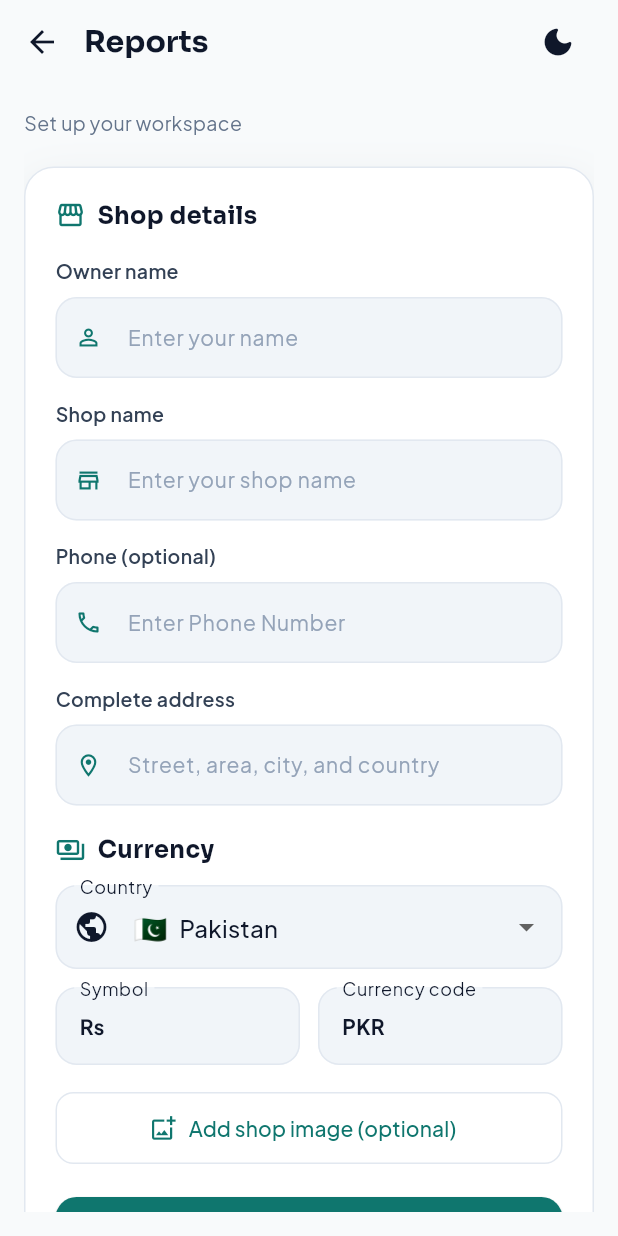
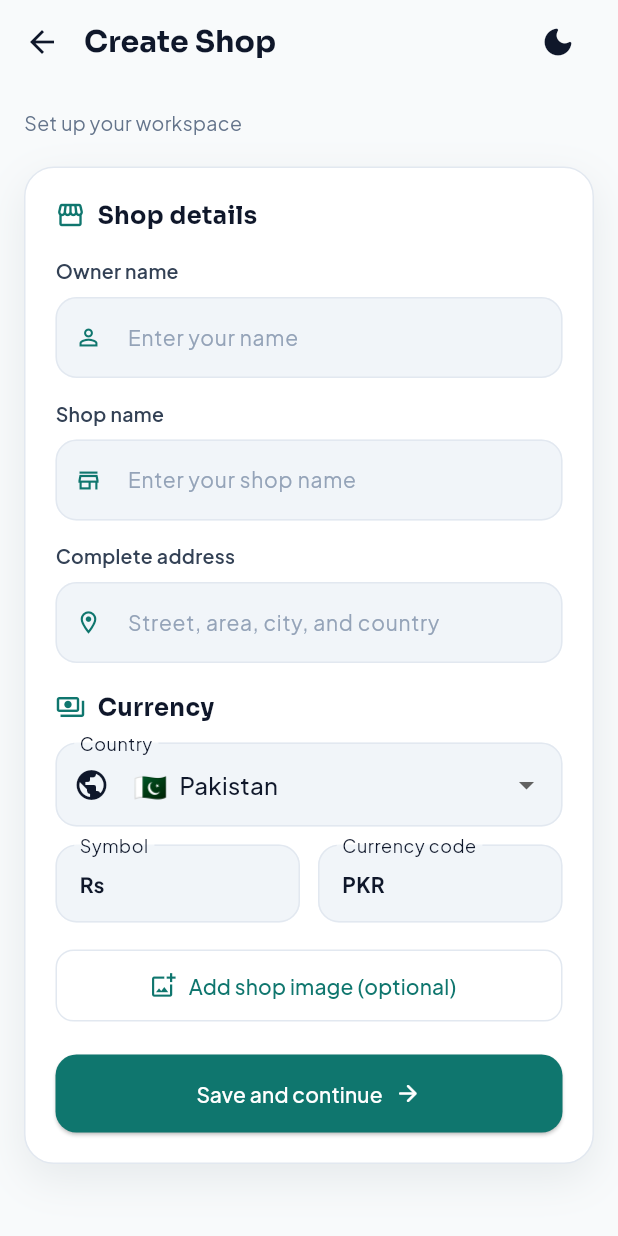
Before and after one commit to dev-Abubakar020/stockpulse, a Flutter app: the CreateShop screen opened by its route, on a phone screen of 412 x 824 dp. Run offline on Flutter 3.47's test engine with Material 3 defaults, Android fonts, the phone set to English and light mode, and no system bars; our stand-ins replace app_links, cached_network_image, connectivity_plus, firebase_auth, firebase_core, fl_chart and 15 more; missing offline and left inert: barcode, flutter_thermal_printer, gal, mobile_scanner; accounts and stored records are empty; network calls fail.

Commit message:
Adjust const and files

```diff
--- a/lib/services/networkManager.dart
+++ b/lib/services/networkManager.dart
@@ -55,7 +55,6 @@ class NetworkManager extends GetxController {
       CustomSnackBar.warningSnackBar(
         title: AppConstants.noInternetTitle,
         message: AppConstants.noInternetMsg,
-
       );
       return false;
     }
--- a/lib/utils/app_constants.dart
+++ b/lib/utils/app_constants.dart
@@ -50,6 +50,7 @@ class AppConstants {
   static const String skip = 'SKIP';
   static const String next = 'NEXT';
   static const String signupTitle = 'Create Account';
+  static const String createShop = 'Create Shop';
   static const String saleTitle = 'Sale';
   static const String saleSummary = 'Sale Summary';
   static const String newSale = 'New Sale';
--- a/lib/views/authScreens/phonedetailScreen.dart
+++ b/lib/views/authScreens/phonedetailScreen.dart
@@ -119,7 +119,7 @@ class PhoneDetailScreen extends GetView<LoginController> {
 
                     // Phone input with country code picker
                     Obx(
-                      () => Row(
+                          () => Row(
                         crossAxisAlignment: CrossAxisAlignment.start,
                         children: [
                           Container(
@@ -131,7 +131,7 @@ class PhoneDetailScreen extends GetView<LoginController> {
                               border: Border.all(color: theme.border, width: 1),
                             ),
                             child: Obx(
-                              () => DropdownButton<CountryModel>(
+                                  () => DropdownButton<CountryModel>(
                                 value: controller.selectedCountry.value,
                                 dropdownColor: theme.card,
                                 isExpanded: true,
@@ -193,7 +193,7 @@ class PhoneDetailScreen extends GetView<LoginController> {
                     const SizedBox(height: 22),
 
                     Obx(
-                      () => AppButton(
+                          () => AppButton(
                         text: AppConstants.sendVerificationCode,
                         onPressed: controller.sendPhoneOtp,
                         isLoading: controller.isPhoneLoading.value,
--- a/lib/views/create_shop.dart
+++ b/lib/views/create_shop.dart
@@ -25,7 +25,7 @@ class CreateShop extends GetView<ShopCreateController> {
       appBar: CustomAppBar(
         showBackArrow: true,
         title: Text(
-          AppConstants.report,
+          AppConstants.createShop,
           style: GoogleFonts.sora(fontWeight: FontWeight.w700),
         ),
         actions: [
@@ -83,6 +83,11 @@ class CreateShop extends GetView<ShopCreateController> {
                           color: theme.primary,
                         ),
                       ),
+                      Obx(
+                        () => controller.isGoogleUser.value
+                            ? Column(
+                                crossAxisAlignment: CrossAxisAlignment.stretch,
+                                children: [
                                   const SizedBox(height: 14),
                                   CustomTextField(
                                     controller: controller.phoneController,
@@ -93,6 +98,10 @@ class CreateShop extends GetView<ShopCreateController> {
                                       color: theme.primary,
                                     ),
                                     keyboardType: TextInputType.phone,
+                                  ),
+                                ],
+                              )
+                            : const SizedBox.shrink(),
                       ),
                       const SizedBox(height: 14),
                       CustomTextField(
```
Also changed, not shown: lib/controllers/shopCreateController.dart (+23 -0 lines), lib/views/authScreens/otpverification.dart (indentation only). Lines whose indentation alone changed are shown as unchanged.
